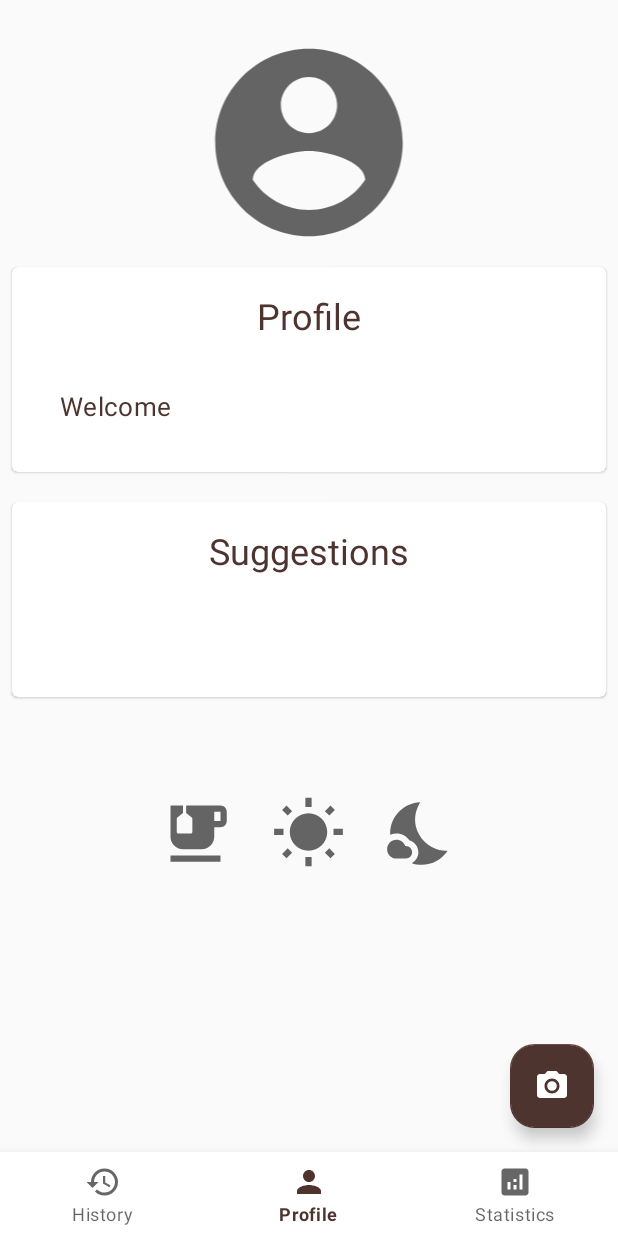
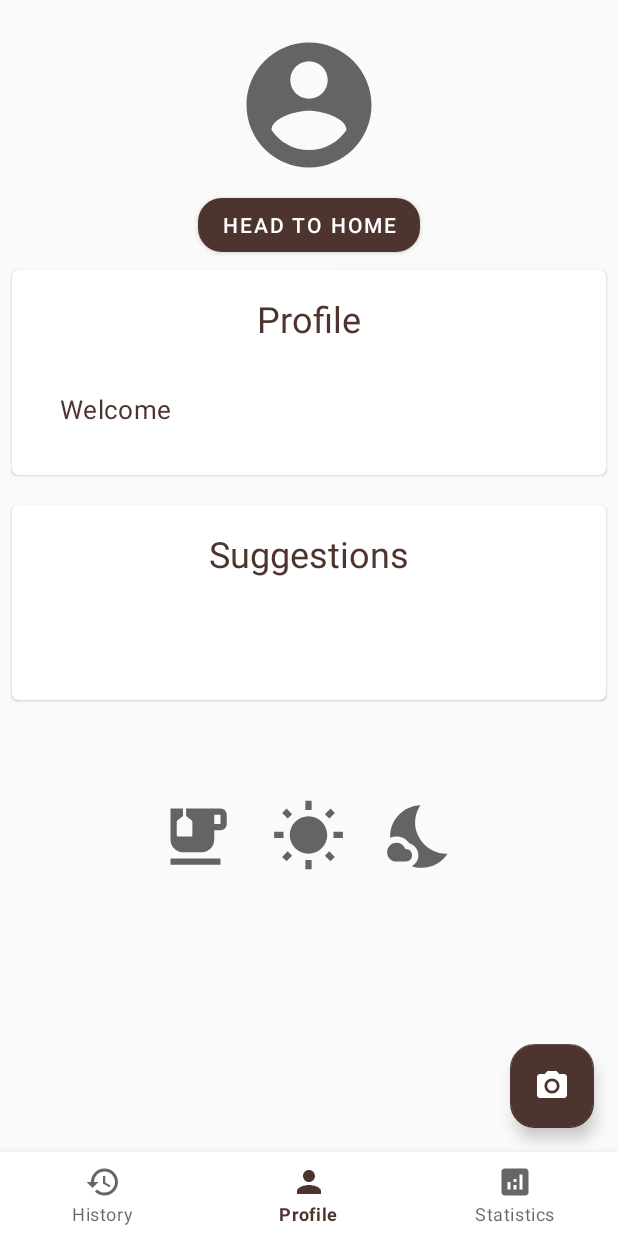
Before and after one commit to pAplakidis/ELLIOT, an Android app: the ProfileFragment screen opened directly, with no data from a screen before it, on a phone screen of 412 x 824 dp. Run offline under Robolectric (Android 15) with nearby library versions, the phone set to English and light mode, and no system bars; our stand-ins replace Dagger/Hilt's generated code, navigation-ui.

Commit message:
Added go to home button on profile Fixed localization for meal type (breakfast-lunch-dinner) after inserting to history

```diff
--- a/app/build.gradle
+++ b/app/build.gradle
@@ -23,7 +23,7 @@ android {
         }
 
         python {
-            buildPython "C:/Users/georg/.pyenv/pyenv-win/versions/3.8.10/python.exe"
+            buildPython "C:\\Users\\Jim\\AppData\\Local\\Programs\\Python\\Python38\\python.exe"
 
             pip {
                 install "numpy"
--- a/app/src/main/java/com/iprism/elliot/MainActivity.kt
+++ b/app/src/main/java/com/iprism/elliot/MainActivity.kt
@@ -4,6 +4,8 @@ import android.content.Intent
 import android.content.SharedPreferences
 import androidx.appcompat.app.AppCompatActivity
 import android.os.Bundle
+import android.util.Log
+import android.view.View
 import android.widget.Toast
 import androidx.navigation.fragment.NavHostFragment
 import androidx.navigation.ui.setupWithNavController
@@ -61,4 +63,5 @@ class MainActivity : AppCompatActivity() {
                 finishAndRemoveTask()
             }
     }
+
 }
--- a/app/src/main/java/com/iprism/elliot/ui/camera/CameraViewModel.kt
+++ b/app/src/main/java/com/iprism/elliot/ui/camera/CameraViewModel.kt
@@ -1,16 +1,15 @@
 package com.iprism.elliot.ui.camera
 
 import android.content.SharedPreferences
-import android.util.Log
 import androidx.lifecycle.ViewModel
 import androidx.lifecycle.viewModelScope
+import com.iprism.elliot.R
 import com.iprism.elliot.data.local.entity.HistoryIngredientCrossRef
 import com.iprism.elliot.data.repository.FoodRepository
 import com.iprism.elliot.domain.model.HistoryModel
 import com.iprism.elliot.domain.model.NutrientsModel
 import com.iprism.elliot.domain.model.SuggestionModel
 import com.iprism.elliot.domain.rules.Ruleset
-import com.iprism.elliot.util.Resource
 import com.iprism.elliot.util.Utils.getDateAndTime
 import dagger.hilt.android.lifecycle.HiltViewModel
 import kotlinx.coroutines.flow.*
@@ -22,7 +21,8 @@ import javax.inject.Inject
 class CameraViewModel @Inject constructor(
     private val repository: FoodRepository,
     private val sharedPref: SharedPreferences,
-    private val ruleset: Ruleset
+    private val ruleset: Ruleset,
+    private val stringResourcesProvider: StringResourcesProvider
 ) : ViewModel() {
 
     private val ingredientsToIDs = mutableMapOf<String, Long>()
@@ -58,13 +58,13 @@ class CameraViewModel @Inject constructor(
                 with(sharedPref) {
                     meal = when {
                         hour.toInt() in getInt("breakfastStart", 8)..getInt("breakfastEnd", 9) -> {
-                            "Breakfast"
+                            stringResourcesProvider.getString(R.string.breakfast)
                         }
                         hour.toInt() in getInt("lunchStart", 14)..getInt("lunchEnd", 15) -> {
-                            "Lunch"
+                            stringResourcesProvider.getString(R.string.lunch)
                         }
                         hour.toInt() in getInt("dinnerStart", 20)..getInt("dinnerEnd", 21) -> {
-                            "Dinner"
+                            stringResourcesProvider.getString(R.string.dinner)
                         }
                         else -> {
                             "Snack"
--- /dev/null
+++ b/app/src/main/java/com/iprism/elliot/ui/camera/StringResourcesProvider.kt
@@ -0,0 +1,16 @@
+package com.iprism.elliot.ui.camera
+
+import android.content.Context
+import androidx.annotation.StringRes
+import dagger.hilt.android.qualifiers.ApplicationContext
+import javax.inject.Inject
+import javax.inject.Singleton
+
+@Singleton
+class StringResourcesProvider @Inject constructor(
+    @ApplicationContext private val context: Context
+) {
+    fun getString(@StringRes stringResId: Int): String {
+        return context.getString(stringResId)
+    }
+}
--- a/app/src/main/java/com/iprism/elliot/ui/profile/ProfileFragment.kt
+++ b/app/src/main/java/com/iprism/elliot/ui/profile/ProfileFragment.kt
@@ -1,7 +1,9 @@
 package com.iprism.elliot.ui.profile
 
+import android.content.Intent
 import android.content.SharedPreferences
 import android.os.Bundle
+import android.util.Log
 import android.view.LayoutInflater
 import android.view.View
 import android.view.ViewGroup
@@ -14,12 +16,14 @@ import androidx.lifecycle.repeatOnLifecycle
 import androidx.recyclerview.widget.DividerItemDecoration
 import androidx.recyclerview.widget.LinearLayoutManager
 import androidx.recyclerview.widget.RecyclerView
+import com.google.android.material.button.MaterialButton
 import com.google.android.material.floatingactionbutton.FloatingActionButton
 import com.google.android.material.timepicker.MaterialTimePicker
 import com.google.android.material.timepicker.TimeFormat
 import com.iprism.elliot.R
 import com.iprism.elliot.adapter.SuggestionsAdapter
 import com.iprism.elliot.databinding.FragmentProfileBinding
+import com.iprism.elliot.ui.camera.CameraActivity
 import dagger.hilt.android.AndroidEntryPoint
 import kotlinx.coroutines.launch
 import javax.inject.Inject
@@ -123,6 +127,11 @@ class ProfileFragment : Fragment() {
         val cameraButton = activity?.findViewById<FloatingActionButton>(R.id.floating_action_button)
         cameraButton?.visibility = View.VISIBLE
 
+        val homeButton = activity?.findViewById<MaterialButton>(R.id.home_button)
+        homeButton?.setOnClickListener{
+            activity?.finish()
+        }
+
         val profileName = activity?.findViewById<TextView>(R.id.profileName)
         profileName?.text = sharedPref.getString("username", "")
 
--- a/app/src/main/res/layout-land/fragment_profile.xml
+++ b/app/src/main/res/layout-land/fragment_profile.xml
@@ -14,14 +14,27 @@
         <!-- Media -->
         <ImageView
             android:id="@+id/imageView"
-            android:layout_width="300dp"
-            android:layout_height="350dp"
+            android:layout_width="200dp"
+            android:layout_height="250dp"
             android:layout_marginTop="20dp"
             android:contentDescription="@string/profile_image"
             android:src="@drawable/ic_baseline_account_circle_24"
             app:layout_constraintEnd_toEndOf="parent"
             app:layout_constraintStart_toStartOf="parent"
             app:layout_constraintTop_toTopOf="parent" />
+
+        <Button
+            android:id="@+id/home_button"
+            android:layout_width="wrap_content"
+            android:layout_height="wrap_content"
+            android:text="@string/head_to_home"
+            android:textSize="20sp"
+            android:width="200dp"
+            android:height="100dp"
+            app:layout_constraintBottom_toTopOf="@+id/card"
+            app:layout_constraintEnd_toEndOf="parent"
+            app:layout_constraintStart_toStartOf="parent"
+            app:layout_constraintTop_toBottomOf="@+id/imageView" />
 
         <LinearLayout
             android:layout_width="match_parent"
@@ -66,7 +79,8 @@
             android:id="@+id/card"
             android:layout_width="match_parent"
             android:layout_height="wrap_content"
-            android:layout_margin="8dp"
+            android:layout_marginTop="120dp"
+            android:layout_marginHorizontal="8dp"
             android:background="@drawable/ic_round_view"
             app:layout_constraintEnd_toEndOf="parent"
             app:layout_constraintStart_toStartOf="parent"
--- a/app/src/main/res/layout-sw600dp-land/fragment_profile.xml
+++ b/app/src/main/res/layout-sw600dp-land/fragment_profile.xml
@@ -14,14 +14,27 @@
         <!-- Media -->
         <ImageView
             android:id="@+id/imageView"
-            android:layout_width="300dp"
-            android:layout_height="350dp"
+            android:layout_width="200dp"
+            android:layout_height="250dp"
             android:layout_marginTop="20dp"
             android:contentDescription="@string/profile_image"
             android:src="@drawable/ic_baseline_account_circle_24"
             app:layout_constraintEnd_toEndOf="parent"
             app:layout_constraintStart_toStartOf="parent"
             app:layout_constraintTop_toTopOf="parent" />
+
+        <Button
+            android:id="@+id/home_button"
+            android:layout_width="wrap_content"
+            android:layout_height="wrap_content"
+            android:text="@string/head_to_home"
+            android:textSize="25sp"
+            android:width="400dp"
+            android:height="100dp"
+            app:layout_constraintBottom_toTopOf="@+id/card"
+            app:layout_constraintEnd_toEndOf="parent"
+            app:layout_constraintStart_toStartOf="parent"
+            app:layout_constraintTop_toBottomOf="@+id/imageView" />
 
         <LinearLayout
             android:layout_width="match_parent"
@@ -66,7 +79,8 @@
             android:id="@+id/card"
             android:layout_width="match_parent"
             android:layout_height="wrap_content"
-            android:layout_margin="8dp"
+            android:layout_marginTop="120dp"
+            android:layout_marginHorizontal="8dp"
             android:background="@drawable/ic_round_view"
             app:layout_constraintEnd_toEndOf="parent"
             app:layout_constraintStart_toStartOf="parent"
--- a/app/src/main/res/layout-sw600dp/fragment_profile.xml
+++ b/app/src/main/res/layout-sw600dp/fragment_profile.xml
@@ -14,14 +14,27 @@
         <!-- Media -->
         <ImageView
             android:id="@+id/imageView"
-            android:layout_width="300dp"
-            android:layout_height="350dp"
+            android:layout_width="200dp"
+            android:layout_height="250dp"
             android:layout_marginTop="20dp"
             android:contentDescription="@string/profile_image"
             android:src="@drawable/ic_baseline_account_circle_24"
             app:layout_constraintEnd_toEndOf="parent"
             app:layout_constraintStart_toStartOf="parent"
             app:layout_constraintTop_toTopOf="parent" />
+
+        <Button
+            android:id="@+id/home_button"
+            android:layout_width="wrap_content"
+            android:layout_height="wrap_content"
+            android:text="@string/head_to_home"
+            android:textSize="20sp"
+            android:width="200dp"
+            android:height="100dp"
+            app:layout_constraintBottom_toTopOf="@+id/card"
+            app:layout_constraintEnd_toEndOf="parent"
+            app:layout_constraintStart_toStartOf="parent"
+            app:layout_constraintTop_toBottomOf="@+id/imageView" />
 
         <LinearLayout
             android:layout_width="match_parent"
@@ -67,7 +80,8 @@
             android:id="@+id/card"
             android:layout_width="match_parent"
             android:layout_height="wrap_content"
-            android:layout_margin="8dp"
+            android:layout_marginTop="120dp"
+            android:layout_marginHorizontal="8dp"
             android:background="@drawable/ic_round_view"
             app:layout_constraintEnd_toEndOf="parent"
             app:layout_constraintStart_toStartOf="parent"
--- a/app/src/main/res/layout/fragment_profile.xml
+++ b/app/src/main/res/layout/fragment_profile.xml
@@ -14,14 +14,24 @@
         <!-- Media -->
         <ImageView
             android:id="@+id/imageView"
-            android:layout_width="200dp"
-            android:layout_height="150dp"
+            android:layout_width="100dp"
+            android:layout_height="100dp"
             android:layout_marginTop="20dp"
             android:contentDescription="@string/profile_image"
             android:src="@drawable/ic_baseline_account_circle_24"
             app:layout_constraintEnd_toEndOf="parent"
             app:layout_constraintStart_toStartOf="parent"
             app:layout_constraintTop_toTopOf="parent" />
+
+        <Button
+            android:id="@+id/home_button"
+            android:layout_width="wrap_content"
+            android:layout_height="wrap_content"
+            android:text="@string/head_to_home"
+            app:layout_constraintBottom_toTopOf="@+id/card"
+            app:layout_constraintEnd_toEndOf="parent"
+            app:layout_constraintStart_toStartOf="parent"
+            app:layout_constraintTop_toBottomOf="@+id/imageView" />
 
         <LinearLayout
             android:layout_width="match_parent"
@@ -67,7 +77,8 @@
             android:id="@+id/card"
             android:layout_width="match_parent"
             android:layout_height="wrap_content"
-            android:layout_margin="8dp"
+            android:layout_marginTop="60dp"
+            android:layout_marginHorizontal="8dp"
             android:background="@drawable/ic_round_view"
             app:layout_constraintEnd_toEndOf="parent"
             app:layout_constraintStart_toStartOf="parent"
@@ -101,6 +112,7 @@
                         android:text="@string/welcome_message"
                         android:textAppearance="?attr/textAppearanceBody2"
                         android:textSize="17sp" />
+
                     <TextView
                         android:id="@+id/profileName"
                         android:layout_width="wrap_content"
--- a/app/src/main/res/values/strings.xml
+++ b/app/src/main/res/values/strings.xml
@@ -80,4 +80,5 @@
     <string name="future_fat_rule">You should consume less fat next week.</string>
     <string name="future_saturated_fat_rule">You should consume less saturated fat next week, if you did so.</string>
     <string name="future_sugar_rule">You should consume less sugar next week.</string>
+    <string name="head_to_home">Head to home</string>
 </resources>
```
Also changed, not shown: 2 other files.
